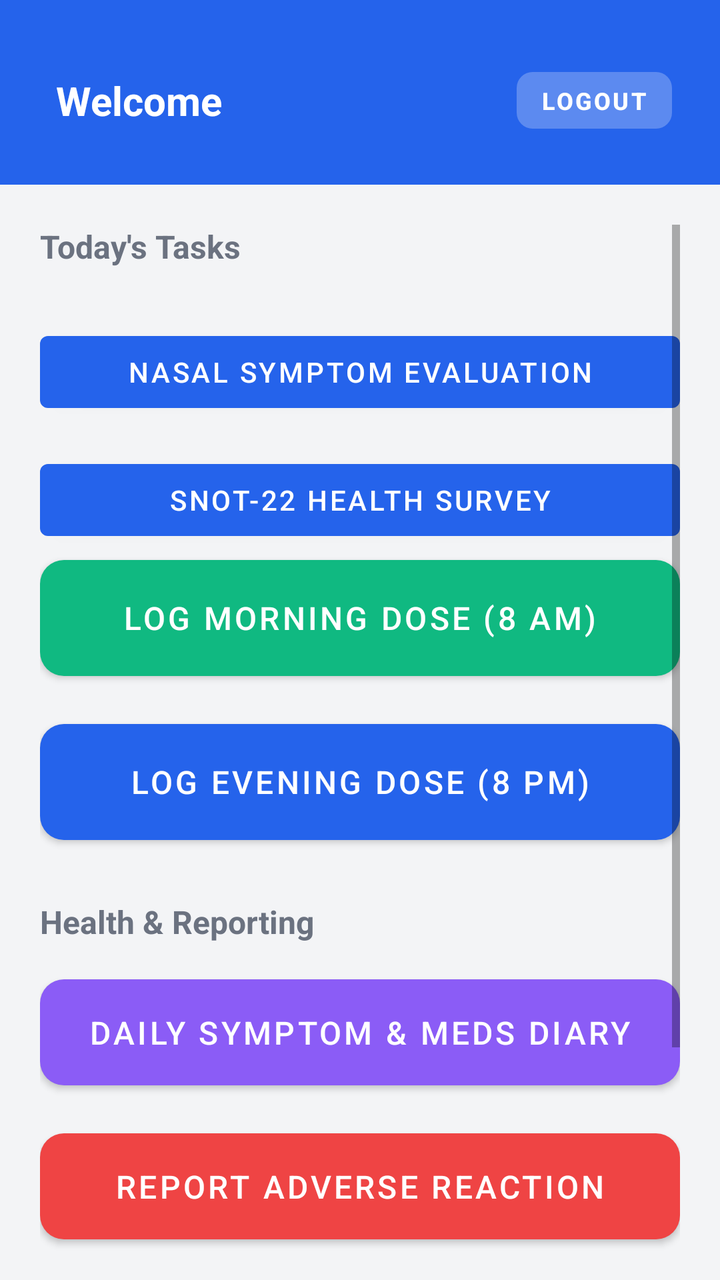
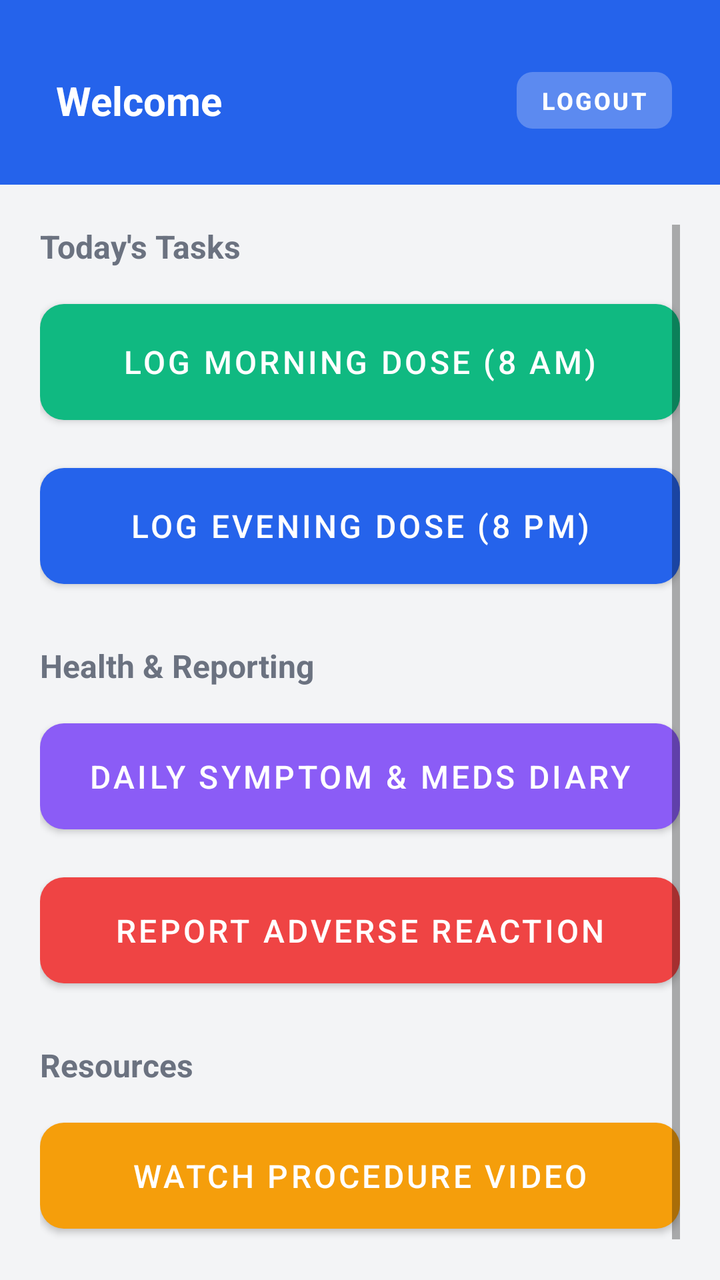

The first picture is an Android layout as it rendered before a commit; the second is the same layout after the commit. The layout source and the unified diff follow.
<!-- AndroidManifest.xml: application theme Theme.ClinicApp -->
<!-- res/layout/activity_patient.xml -->
<?xml version="1.0" encoding="utf-8"?>
<RelativeLayout xmlns:android="http://schemas.android.com/apk/res/android"
    xmlns:app="http://schemas.android.com/apk/res-auto"
    android:layout_width="match_parent"
    android:layout_height="match_parent"
    android:background="@color/backgroundColor">

    <LinearLayout
        android:id="@+id/topBar"
        android:layout_width="match_parent"
        android:layout_height="wrap_content"
        android:background="@color/primaryColor"
        android:orientation="horizontal"
        android:padding="24dp"
        android:gravity="center_vertical">

        <TextView
            android:id="@+id/tvWelcome"
            android:layout_width="0dp"
            android:layout_weight="1"
            android:layout_height="wrap_content"
            android:text="@string/welcome"
            android:textColor="@color/surfaceColor"
            android:textSize="20sp"
            android:textStyle="bold"
            android:paddingStart="4dp"
            android:layout_marginTop="4dp"/>

        <com.google.android.material.button.MaterialButton
            android:id="@+id/btnLogout"
            style="@style/Widget.MaterialComponents.Button.TextButton"
            android:layout_width="wrap_content"
            android:layout_height="wrap_content"
            android:text="@string/logout"
            android:textColor="@color/surfaceColor"
            android:textSize="12sp"
            android:textStyle="bold"
            app:backgroundTint="#40FFFFFF"
            app:cornerRadius="8dp"
            android:minWidth="0dp"
            android:minHeight="0dp"
            android:paddingHorizontal="12dp"
            android:paddingVertical="6dp"
            android:layout_marginTop="4dp"/>
    </LinearLayout>

    <ScrollView
        android:layout_width="match_parent"
        android:layout_height="match_parent"
        android:layout_below="@id/topBar"
        android:clipToPadding="false"
        android:padding="20dp">

        <LinearLayout
            android:layout_width="match_parent"
            android:layout_height="wrap_content"
            android:orientation="vertical">

            <TextView
                android:layout_width="match_parent"
                android:layout_height="wrap_content"
                android:text="@string/todays_tasks"
                android:textColor="@color/textSecondary"
                android:textSize="16sp"
                android:textStyle="bold"
                android:layout_marginBottom="12dp" />

            
            <Button
                android:id="@+id/btnSymptomEvaluation"
                android:layout_width="match_parent"
                android:layout_height="wrap_content"
                android:text="Nasal Symptom Evaluation"
                android:layout_marginTop="16dp" />

            <Button
                android:id="@+id/btnSnotSurvey"
                android:layout_width="match_parent"
                android:layout_height="wrap_content"
                android:text="SNOT-22 Health Survey"
                android:layout_marginTop="16dp" />

            <com.google.android.material.button.MaterialButton
                android:id="@+id/btnMorning"
                android:layout_width="match_parent"
                android:layout_height="70dp"
                android:text="@string/log_morning_dose"
                android:textSize="16sp"
                app:backgroundTint="@color/colorSuccess"
                app:cornerRadius="12dp"
                android:layout_marginBottom="12dp" />

            <com.google.android.material.button.MaterialButton
                android:id="@+id/btnEvening"
                android:layout_width="match_parent"
                android:layout_height="70dp"
                android:text="@string/log_evening_dose"
                android:textSize="16sp"
                app:backgroundTint="@color/primaryColor"
                app:cornerRadius="12dp"
                android:layout_marginBottom="24dp" />

            <TextView
                android:layout_width="match_parent"
                android:layout_height="wrap_content"
                android:text="@string/health_reporting"
                android:textColor="@color/textSecondary"
                android:textSize="16sp"
                android:textStyle="bold"
                android:layout_marginBottom="12dp" />

            <com.google.android.material.button.MaterialButton
                android:id="@+id/btnDailyDiary"
                android:layout_width="match_parent"
                android:layout_height="65dp"
                android:text="@string/daily_diary"
                android:textSize="16sp"
                app:backgroundTint="@color/colorPurple"
                app:cornerRadius="12dp"
                android:layout_marginBottom="12dp" />

            <com.google.android.material.button.MaterialButton
                android:id="@+id/btnReportProblem"
                android:layout_width="match_parent"
                android:layout_height="65dp"
                android:text="@string/report_adr"
                android:textSize="16sp"
                app:backgroundTint="@color/colorError"
                app:cornerRadius="12dp"
                android:layout_marginBottom="24dp" />

            <TextView
                android:layout_width="match_parent"
                android:layout_height="wrap_content"
                android:text="@string/resources"
                android:textColor="@color/textSecondary"
                android:textSize="16sp"
                android:textStyle="bold"
                android:layout_marginBottom="12dp" />

            <com.google.android.material.button.MaterialButton
                android:id="@+id/btnViewTutorial"
                android:layout_width="match_parent"
                android:layout_height="65dp"
                android:text="@string/watch_tutorial"
                android:textSize="16sp"
                app:backgroundTint="@color/colorWarning"
                app:cornerRadius="12dp"
                android:layout_marginBottom="20dp" />
        </LinearLayout>
    </ScrollView>
</RelativeLayout>
<!-- resources referenced by this layout -->
<resources>
  <color name="backgroundColor">#F3F4F6</color>
  <color name="colorError">#EF4444</color>
  <color name="colorPurple">#8B5CF6</color>
  <color name="colorSuccess">#10B981</color>
  <color name="colorWarning">#F59E0B</color>
  <color name="primaryColor">#2563EB</color>
  <color name="surfaceColor">#FFFFFF</color>
  <color name="textSecondary">#6B7280</color>
  <string name="daily_diary">Daily Symptom &amp; Meds Diary</string>
  <string name="health_reporting">Health &amp; Reporting</string>
  <string name="log_evening_dose">Log Evening Dose (8 PM)</string>
  <string name="log_morning_dose">Log Morning Dose (8 AM)</string>
  <string name="logout">Logout</string>
  <string name="report_adr">Report Adverse Reaction</string>
  <string name="resources">Resources</string>
  <string name="todays_tasks">Today\'s Tasks</string>
  <string name="watch_tutorial">Watch Procedure Video</string>
  <string name="welcome">Welcome</string>
  <style name="Theme.ClinicApp" parent="Theme.MaterialComponents.Light.NoActionBar">
          <item name="colorPrimary">@color/primaryColor</item>
          <item name="colorPrimaryVariant">@color/primaryDarkColor</item>
          <item name="colorOnPrimary">@color/surfaceColor</item>
          <item name="colorSecondary">@color/secondaryColor</item>
          <item name="colorOnSecondary">@color/surfaceColor</item>
          <item name="android:statusBarColor">?attr/colorPrimaryVariant</item>
          <item name="android:windowBackground">@color/backgroundColor</item>
      </style>
  <color name="primaryDarkColor">#1E40AF</color>
  <color name="secondaryColor">#10B981</color>
</resources>

<!-- the commit's change to res/layout/activity_patient.xml (unified diff, before → after) -->
@@ -65,20 +65,7 @@
                 android:textStyle="bold"
                 android:layout_marginBottom="12dp" />
 
-            
-            <Button
-                android:id="@+id/btnSymptomEvaluation"
-                android:layout_width="match_parent"
-                android:layout_height="wrap_content"
-                android:text="Nasal Symptom Evaluation"
-                android:layout_marginTop="16dp" />
 
-            <Button
-                android:id="@+id/btnSnotSurvey"
-                android:layout_width="match_parent"
-                android:layout_height="wrap_content"
-                android:text="SNOT-22 Health Survey"
-                android:layout_marginTop="16dp" />
 
             <com.google.android.material.button.MaterialButton
                 android:id="@+id/btnMorning"
